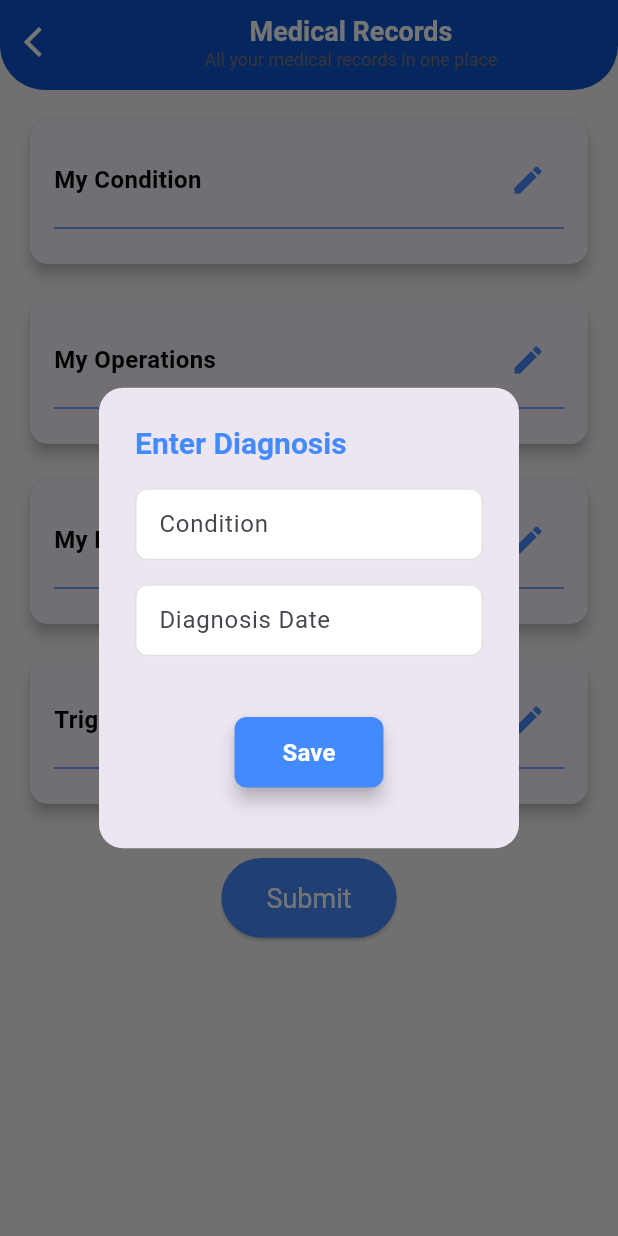
After one commit to SwapnaneelSarkar/grape, a Flutter app: the HealthRecordPage screen opened by its route, after a tap on the "edit" icon, on a phone screen of 412 x 824 dp. The commit adds this screen. Run offline on Flutter 3.47's test engine with Material 3 defaults, Android fonts, the phone set to English and light mode, and no system bars; our stand-ins replace bloc, cloud_firestore, dio, equatable, firebase_auth, firebase_core and 9 more; accounts and stored records are empty.

Commit message:
med records

```diff
--- a/lib/main.dart
+++ b/lib/main.dart
@@ -4,6 +4,7 @@ import 'package:firebase_core/firebase_core.dart';
 import 'package:flutter_bloc/flutter_bloc.dart';
 import 'package:flutter_secure_storage/flutter_secure_storage.dart';
 import 'package:grape/presentation/screens/appointments/bloc.dart';
+import 'package:grape/presentation/screens/heath%20record%20add/bloc.dart';
 import 'package:grape/presentation/screens/profile/bloc.dart';
 import 'firebase_options.dart';
 import 'presentation/color_constant/color_constant.dart';
@@ -158,6 +159,7 @@ class _MyAppState extends State<MyApp> {
         BlocProvider<ProfileBloc>(create: (context) => ProfileBloc()),
         BlocProvider<MedicationBloc>(create: (context) => MedicationBloc()),
         BlocProvider<AppointmentBloc>(create: (context) => AppointmentBloc()),
+        BlocProvider<HealthRecordBloc>(create: (context) => HealthRecordBloc()),
       ],
       child: MaterialApp(
         title: 'Grape App',
@@ -196,7 +198,7 @@ class _MyAppState extends State<MyApp> {
             hintStyle: TextStyle(color: AppColors.textHint),
           ),
         ),
-        initialRoute: authToken != null ? '/reminderShow' : Routes.loginPage,
+        initialRoute: authToken != null ? '/healthView' : Routes.loginPage,
         onGenerateRoute: RouteGenerator.getRoute,
         debugShowCheckedModeBanner: false,
       ),
--- /dev/null
+++ b/lib/presentation/screens/heath record add/event.dart
@@ -0,0 +1,16 @@
+import 'dart:io';
+
+abstract class HealthRecordEvent {}
+
+class SubmitHealthRecordEvent extends HealthRecordEvent {
+  final Map<String, dynamic> recordData;
+
+  SubmitHealthRecordEvent(this.recordData);
+}
+
+class UploadFileEvent extends HealthRecordEvent {
+  final File file;
+  final String fileType;
+
+  UploadFileEvent(this.file, this.fileType);
+}
--- /dev/null
+++ b/lib/presentation/screens/heath record add/state.dart
@@ -0,0 +1,18 @@
+abstract class HealthRecordState {}
+
+class HealthRecordInitial extends HealthRecordState {}
+
+class UploadingState extends HealthRecordState {}
+
+class UploadedState extends HealthRecordState {
+  final String downloadUrl;
+  UploadedState(this.downloadUrl);
+}
+
+class UploadFailedState extends HealthRecordState {}
+
+class SubmittingState extends HealthRecordState {}
+
+class SubmittedState extends HealthRecordState {}
+
+class SubmissionFailedState extends HealthRecordState {}
--- /dev/null
+++ b/lib/presentation/screens/heath record add/view.dart
@@ -0,0 +1,486 @@
+import 'package:flutter/material.dart';
+import 'package:image_picker/image_picker.dart';
+import 'package:cloud_firestore/cloud_firestore.dart';
+import 'package:firebase_storage/firebase_storage.dart';
+import 'package:firebase_auth/firebase_auth.dart';
+import 'dart:io';
+
+import '../../color_constant/color_constant.dart';
+
+class HealthRecordPage extends StatefulWidget {
+  @override
+  _HealthRecordPageState createState() => _HealthRecordPageState();
+}
+
+class _HealthRecordPageState extends State<HealthRecordPage> {
+  final ImagePicker _picker = ImagePicker();
+  final TextEditingController _conditionController = TextEditingController();
+  final TextEditingController _diagnosisDateController =
+      TextEditingController();
+  final TextEditingController _operationController = TextEditingController();
+  final TextEditingController _operationDateController =
+      TextEditingController();
+  final TextEditingController _bloodTestController = TextEditingController();
+  String? uploadedFileUrl;
+
+  List<String> triggers = [
+    "Alcohol use",
+    "Dietary changes",
+    "Menstruating",
+    "Missing or changing medications",
+    "Smoking",
+    "Stress",
+    "Other",
+  ];
+  Map<String, bool> selectedTriggers = {};
+
+  @override
+  void initState() {
+    super.initState();
+    for (var trigger in triggers) {
+      selectedTriggers[trigger] = false;
+    }
+  }
+
+  // Method to open the date picker
+  Future<void> _selectDate(TextEditingController controller) async {
+    final DateTime? picked = await showDatePicker(
+      context: context,
+      initialDate: DateTime.now(),
+      firstDate: DateTime(2000),
+      lastDate: DateTime(2101),
+    );
+    if (picked != null) {
+      setState(() {
+        controller.text = "${picked.toLocal()}".split(' ')[0];
+      });
+      print("Selected date: ${controller.text}");
+    }
+  }
+
+  // Method to open the popup to select the blood test result image
+  void _openBloodTestPopup() async {
+    XFile? pickedFile = await _picker.pickImage(source: ImageSource.gallery);
+    if (pickedFile != null) {
+      setState(() {
+        uploadedFileUrl = pickedFile.path;
+      });
+      print("Uploaded file path: $uploadedFileUrl");
+      // You can upload the image to Firebase here if needed
+    }
+  }
+
+  // Open the popup to add the condition
+  void _openConditionPopup() {
+    showDialog(
+      context: context,
+      builder: (context) {
+        return AlertDialog(
+          shape: RoundedRectangleBorder(
+            borderRadius: BorderRadius.circular(16), // Rounded corners
+          ),
+          title: Text(
+            "Enter Diagnosis",
+            style: TextStyle(
+              fontSize: 20,
+              fontWeight: FontWeight.bold,
+              color: Colors.blueAccent,
+            ),
+          ),
+          content: SingleChildScrollView(
+            // Ensure content is scrollable if it's too long
+            child: Column(
+              mainAxisSize: MainAxisSize.min,
+              children: [
+                TextField(
+                  controller: _conditionController,
+                  decoration: InputDecoration(
+                    labelText: "Condition",
+                    border: OutlineInputBorder(
+                      borderRadius: BorderRadius.circular(8),
+                    ),
+                    contentPadding: EdgeInsets.symmetric(
+                      horizontal: 12,
+                      vertical: 8,
+                    ),
+                  ),
+                ),
+                SizedBox(height: 16),
+                TextField(
+                  controller: _diagnosisDateController,
+                  decoration: InputDecoration(
+                    labelText: "Diagnosis Date",
+                    border: OutlineInputBorder(
+                      borderRadius: BorderRadius.circular(8),
+                    ),
+                    contentPadding: EdgeInsets.symmetric(
+                      horizontal: 12,
+                      vertical: 8,
+                    ),
+                  ),
+                  onTap: () async {
+                    FocusScope.of(context).requestFocus(FocusNode());
+                    await _selectDate(_diagnosisDateController);
+                  },
+                ),
+              ],
+            ),
+          ),
+          actions: [
+            Padding(
+              padding: EdgeInsets.symmetric(vertical: 16),
+              child: Center(
+                child: ElevatedButton(
+                  onPressed: () => Navigator.pop(context),
+                  child: Text(
+                    "Save",
+                    style: TextStyle(
+                      fontSize: 16,
+                      fontWeight: FontWeight.w600,
+                      color: Colors.white,
+                    ),
+                  ),
+                  style: ElevatedButton.styleFrom(
+                    backgroundColor: Colors.blueAccent, // Button color
+                    padding: EdgeInsets.symmetric(
+                      horizontal: 32,
+                      vertical: 12,
+                    ), // Padding
+                    shape: RoundedRectangleBorder(
+                      borderRadius: BorderRadius.circular(
+                        8,
+                      ), // Rounded button corners
+                    ),
+                    elevation:
+                        5, // Optional: Adding shadow effect to the button
+                  ),
+                ),
+              ),
+            ),
+          ],
+        );
+      },
+    );
+  }
+
+  // Open the popup to add operation
+  void _openOperationPopup() {
+    showDialog(
+      context: context,
+      builder: (context) {
+        return AlertDialog(
+          backgroundColor: Colors.white, // Dark background for a sleek look
+          shape: RoundedRectangleBorder(
+            borderRadius: BorderRadius.circular(
+              20,
+            ), // Rounded corners for modern look
+          ),
+          title: Text(
+            "Add Operation",
+            style: TextStyle(
+              fontSize: 22,
+              fontWeight: FontWeight.bold,
+              color: Colors.blueAccent,
+              letterSpacing: 1.5,
+            ),
+          ),
+          content: SingleChildScrollView(
+            // Ensure the content is scrollable
+            child: Column(
+              mainAxisSize: MainAxisSize.min,
+              children: [
+                TextField(
+                  controller: _operationController,
+                  style: TextStyle(color: Colors.white),
+                  decoration: InputDecoration(
+                    labelText: "Operation",
+                    labelStyle: TextStyle(color: Colors.blueAccent),
+                    hintText: "Enter operation details",
+                    hintStyle: TextStyle(color: Colors.white70),
+                    border: OutlineInputBorder(
+                      borderRadius: BorderRadius.circular(12),
+                      borderSide: BorderSide(color: Colors.blueAccent),
+                    ),
+                    focusedBorder: OutlineInputBorder(
+                      borderRadius: BorderRadius.circular(12),
+                      borderSide: BorderSide(
+                        color: Colors.blueAccent,
+                        width: 2,
+                      ),
+                    ),
+                  ),
+                ),
+                SizedBox(height: 16),
+                TextField(
+                  controller: _operationDateController,
+                  style: TextStyle(color: Colors.white),
+                  decoration: InputDecoration(
+                    labelText: "Operation Date",
+                    labelStyle: TextStyle(color: Colors.blueAccent),
+                    hintText: "Select date",
+                    hintStyle: TextStyle(color: Colors.white70),
+                    border: OutlineInputBorder(
+                      borderRadius: BorderRadius.circular(12),
+                      borderSide: BorderSide(color: Colors.blueAccent),
+                    ),
+                    focusedBorder: OutlineInputBorder(
+                      borderRadius: BorderRadius.circular(12),
+                      borderSide: BorderSide(
+                        color: Colors.blueAccent,
+                        width: 2,
+                      ),
+                    ),
+                  ),
+                  onTap: () async {
+                    FocusScope.of(context).requestFocus(FocusNode());
+                    await _selectDate(_operationDateController);
+                  },
+                ),
+              ],
+            ),
+          ),
+          actions: [
+            Padding(
+              padding: EdgeInsets.symmetric(vertical: 16),
+              child: Center(
+                child: ElevatedButton(
+                  onPressed: () => Navigator.pop(context),
+                  child: Text("Save", style: TextStyle(fontSize: 16)),
+                  style: ElevatedButton.styleFrom(
+                    foregroundColor: Colors.white,
+                    backgroundColor: Colors.blueAccent,
+                    padding: EdgeInsets.symmetric(horizontal: 32, vertical: 12),
+                    shape: RoundedRectangleBorder(
+                      borderRadius: BorderRadius.circular(12), // Rounded button
+                    ),
+                    elevation: 5, // Add a subtle shadow
+                  ),
+                ),
+              ),
+            ),
+          ],
+        );
+      },
+    );
+  }
+
+  // Open the popup to select triggers
+  void _openTriggerPopup() {
+    showDialog(
+      context: context,
+      builder: (context) {
+        return StatefulBuilder(
+          builder: (context, setState) {
+            return AlertDialog(
+              title: Text("Select Triggers", style: TextStyle(fontSize: 18)),
+              content: SingleChildScrollView(
+                child: Column(
+                  mainAxisSize: MainAxisSize.min,
+                  children:
+                      triggers.map((trigger) {
+                        return CheckboxListTile(
+                          title: Text(trigger),
+                          value: selectedTriggers[trigger],
+                          onChanged: (bool? value) {
+                            // Using setState to update the selection and rebuild the UI
+                            setState(() {
+                              selectedTriggers[trigger] = value!;
+                            });
+                          },
+                        );
+                      }).toList(),
+                ),
+              ),
+              actions: [
+                Center(
+                  child: ElevatedButton(
+                    onPressed: () => Navigator.pop(context),
+                    child: Text("Save"),
+                    style: ElevatedButton.styleFrom(
+                      padding: EdgeInsets.symmetric(horizontal: 32),
+                      backgroundColor: Colors.blueAccent,
+                    ),
+                  ),
+                ),
+              ],
+            );
+          },
+        );
+      },
+    );
+  }
+
+  // Uploads the file to Firebase Storage and returns the URL
+  Future<String?> _uploadFileToFirebase(String filePath) async {
+    try {
+      File file = File(filePath);
+      String fileName = DateTime.now().millisecondsSinceEpoch.toString();
+      TaskSnapshot snapshot = await FirebaseStorage.instance
+          .ref('uploads/$fileName.jpg')
+          .putFile(file);
+      String downloadUrl = await snapshot.ref.getDownloadURL();
+      return downloadUrl;
+    } catch (e) {
+      print("Error uploading file: $e");
+      return null;
+    }
+  }
+
+  // Submits the health record to Firestore
+  Future<void> _submitHealthRecord(Map<String, dynamic> recordData) async {
+    try {
+      // Add user_id to the record data
+      String userId = FirebaseAuth.instance.currentUser!.uid;
+      recordData['user_id'] = userId;
+
+      // Add the health record to Firestore
+      await FirebaseFirestore.instance
+          .collection('health_records')
+          .add(recordData);
+      print("Record submitted successfully!");
+    } catch (e) {
+      print("Error submitting record: $e");
+    }
+  }
+
+  @override
+  Widget build(BuildContext context) {
+    return Scaffold(
+      appBar: PreferredSize(
+        preferredSize: Size.fromHeight(60.0), // Height of the AppBar
+        child: AppBar(
+          automaticallyImplyLeading: true,
+          leading: IconButton(
+            icon: Icon(Icons.arrow_back_ios, color: Colors.white),
+            onPressed: () => Navigator.pop(context),
+          ),
+          title: Center(
+            child: Column(
+              mainAxisAlignment: MainAxisAlignment.center,
+              crossAxisAlignment: CrossAxisAlignment.center,
+              children: [
+                Text(
+                  "Medical Records",
+                  style: TextStyle(
+                    fontSize: 18,
+                    fontWeight: FontWeight.w600,
+                    color: AppColors.buttonText,
+                  ),
+                ),
+                Text(
+                  "All your medical records in one place",
+                  style: TextStyle(
+                    fontSize: 12,
+                    color: AppColors.textSecondary,
+                  ),
+                ),
+              ],
+            ),
+          ),
+          backgroundColor: AppColors.primary,
+          elevation: 8.0, // Adds shadow
+          shape: RoundedRectangleBorder(
+            borderRadius: BorderRadius.only(
+              bottomLeft: Radius.circular(30),
+              bottomRight: Radius.circular(30),
+            ),
+          ),
+          actions: [], // Removed back button
+        ),
+      ),
+      body: SingleChildScrollView(
+        padding: const EdgeInsets.all(16.0),
+        child: Column(
+          crossAxisAlignment: CrossAxisAlignment.start,
+          children: [
+            _buildSection('My Condition', _openConditionPopup),
+            SizedBox(height: 16),
+            _buildSection('My Operations', _openOperationPopup),
+            SizedBox(height: 16),
+            _buildSection('My Blood Test Results', _openBloodTestPopup),
+            SizedBox(height: 16),
+            _buildSection(
+              'Triggers and Contributors to Flare',
+              _openTriggerPopup,
+            ),
+            SizedBox(height: 32),
+            Center(
+              child: ElevatedButton(
+                onPressed: () async {
+                  Map<String, dynamic> recordData = {
+                    'condition': _conditionController.text,
+                    'diagnosis_date': _diagnosisDateController.text,
+                    'operations': _operationController.text,
+                    'operation_date': _operationDateController.text,
+                    'blood_tests': _bloodTestController.text,
+                    'triggers': selectedTriggers,
+                    'file_urls':
+                        uploadedFileUrl != null ? [uploadedFileUrl!] : [],
+                  };
+
+                  print("Record data to be submitted: $recordData");
+
+                  // Upload the image to Firebase Storage and get the URL
+                  String? imageUrl = await _uploadFileToFirebase(
+                    uploadedFileUrl!,
+                  );
+
+                  // If an image URL is returned, add it to the record data
+                  if (imageUrl != null) {
+                    recordData['file_urls'] = [imageUrl];
+                  }
+
+                  // Submit the record data to Firestore
+                  await _submitHealthRecord(recordData);
+                },
+                child: Text('Submit'),
+                style: ElevatedButton.styleFrom(
+                  backgroundColor: Colors.blueAccent,
+                  padding: EdgeInsets.symmetric(vertical: 16, horizontal: 30),
+                  textStyle: TextStyle(fontSize: 18),
+                ),
+              ),
+            ),
+          ],
+        ),
+      ),
+    );
+  }
+
+  // Helper method to build each section with an edit button
+  Widget _buildSection(String title, VoidCallback onPressed) {
+    return Card(
+      elevation: 4,
+      shape: RoundedRectangleBorder(borderRadius: BorderRadius.circular(12)),
+      child: Padding(
+        padding: const EdgeInsets.all(16.0),
+        child: Column(
+          crossAxisAlignment: CrossAxisAlignment.start,
+          children: [
+            Row(
+              mainAxisAlignment: MainAxisAlignment.spaceBetween,
+              children: [
+                Expanded(
+                  child: Text(
+                    title,
+                    style: TextStyle(
+                      fontSize: 16,
+                      fontWeight: FontWeight.bold,
+                      color: Colors.black,
+                    ),
+                    overflow: TextOverflow.ellipsis,
+                  ),
+                ),
+                IconButton(
+                  icon: Icon(Icons.edit, color: Colors.blueAccent),
+                  onPressed: onPressed,
+                ),
+              ],
+            ),
+            Divider(color: Colors.blueAccent),
+          ],
+        ),
+      ),
+    );
+  }
+}
--- a/lib/router/router.dart
+++ b/lib/router/router.dart
@@ -11,6 +11,7 @@ import 'package:grape/presentation/screens/add_reminder/view.dart';
 import 'package:grape/presentation/screens/signup_screen/view.dart';
 import 'package:grape/presentation/screens/symptom%20tracker/view.dart';
 import 'package:grape/presentation/screens/terms%20and%20conditions/view.dart';
+import '../presentation/screens/heath record add/view.dart';
 import '../presentation/screens/maps/maps.dart';
 import '../presentation/screens/profile/view.dart';
 
@@ -29,6 +30,7 @@ class Routes {
   static const String home = "/home";
   static const String meds = "/meds";
   static const String appointmentAdd = "/appointmentAdd";
+  static const String HealthRecordPage = "/healthView";
 }
 
 class RouteGenerator {
@@ -70,6 +72,9 @@ class RouteGenerator {
       case Routes.pp:
         return MaterialPageRoute(builder: (_) => PrivacyPolicyPage());
 
+      case Routes.HealthRecordPage:
+        return MaterialPageRoute(builder: (_) => HealthRecordPage());
+
       default:
         return unDefinedRoute();
     }
--- a/pubspec.yaml
+++ b/pubspec.yaml
@@ -50,6 +50,9 @@ dependencies:
   shimmer: ^3.0.0
   lottie: ^3.3.1
   webview_flutter: ^4.10.0
+  firebase_storage: ^12.4.2
+  image_picker: ^1.1.2
+  shared_preferences: ^2.5.2
 
 dev_dependencies:
   flutter_test:
```
Also changed, not shown: lib/presentation/screens/heath record add/bloc.dart (added, +48 -0 lines), lib/presentation/screens/medicines/view.dart (+4 -7 lines), pubspec.lock, 8 other files.
